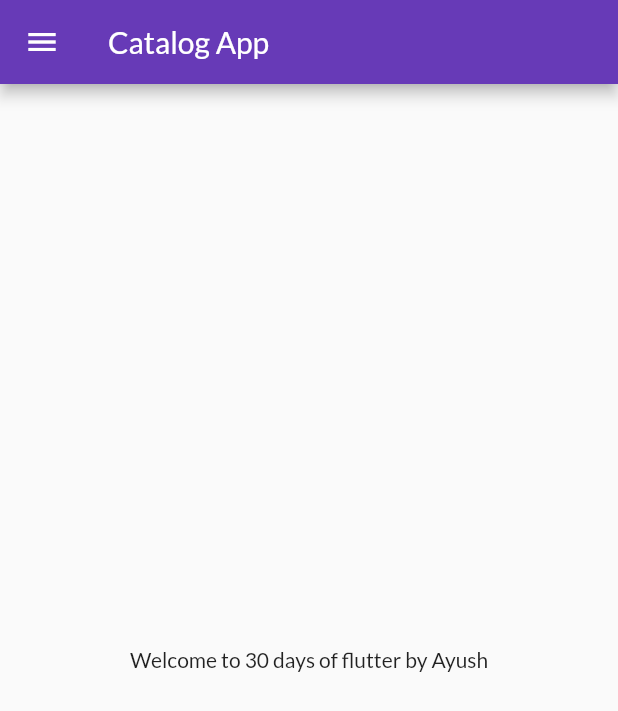
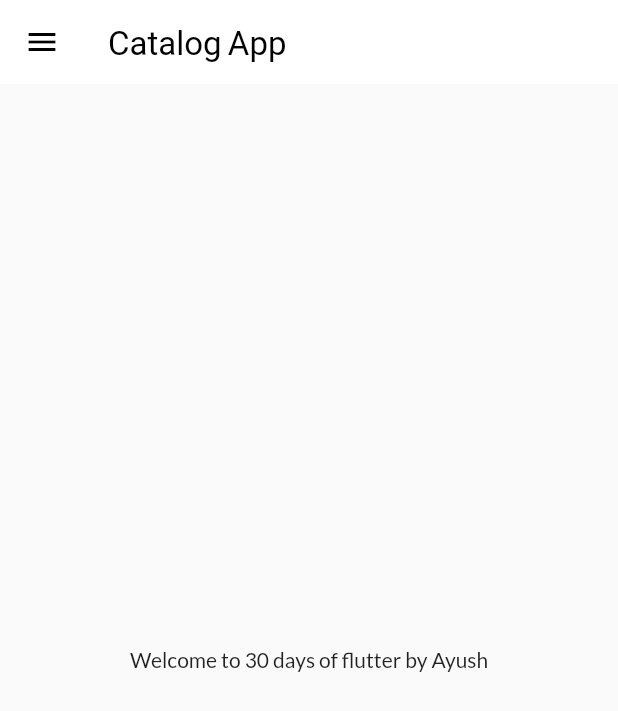
Before and after one commit to ayushjain27/30_days_of_flutter, a Flutter app: the screen it shows after launch, on a phone screen of 412 x 824 dp. Shown: the top 711 px of the screen. Run offline on Flutter 3.47's test engine with Material 2 defaults, Android fonts, the phone set to English and light mode, and no system bars; our stand-ins replace google_fonts; key blocks and very long unbroken strings in the code were emptied for the run.

Commit message:
themes extracted

```diff
--- a/lib/main.dart
+++ b/lib/main.dart
@@ -2,6 +2,7 @@
 import 'package:flutter_catalogue/pages/home_page.dart';
 import 'package:flutter_catalogue/pages/login_page.dart';
 import 'package:flutter_catalogue/utils/routes.dart';
+import 'package:flutter_catalogue/widgets/themes.dart';
 import 'package:google_fonts/google_fonts.dart';
 
 void main() {
@@ -14,13 +15,9 @@
     return MaterialApp(
       // home: HomePage(),
       themeMode: ThemeMode.light,
-      theme: ThemeData(
-          primarySwatch: Colors.deepPurple,
-          fontFamily: GoogleFonts.lato().fontFamily),
-          debugShowCheckedModeBanner: false,
-      darkTheme: ThemeData(
-        brightness: Brightness.dark,
-      ),
+      theme: MyTheme.lightTheme(context),
+       darkTheme: MyTheme.DarkTheme(context),
+      debugShowCheckedModeBanner: false,
       initialRoute: MyRoutes.homeRoute,
       routes: {
         "/": (context) => LoginPage(),
--- /dev/null
+++ b/lib/widgets/themes.dart
@@ -0,0 +1,18 @@
+import 'package:flutter/material.dart';
+import 'package:google_fonts/google_fonts.dart';
+
+class MyTheme{
+  static ThemeData lightTheme(BuildContext context) => ThemeData(
+          primarySwatch: Colors.deepPurple,
+          fontFamily: GoogleFonts.lato().fontFamily,
+          appBarTheme: AppBarTheme(
+            color: Colors.white,
+            elevation: 0.0,
+            iconTheme: IconThemeData(color: Colors.black),
+            titleTextStyle: TextStyle(color: Colors.black, fontSize: 22),
+          ));
+
+  static ThemeData DarkTheme(BuildContext context) => ThemeData(
+          brightness: Brightness.dark,
+  );
+}
```
